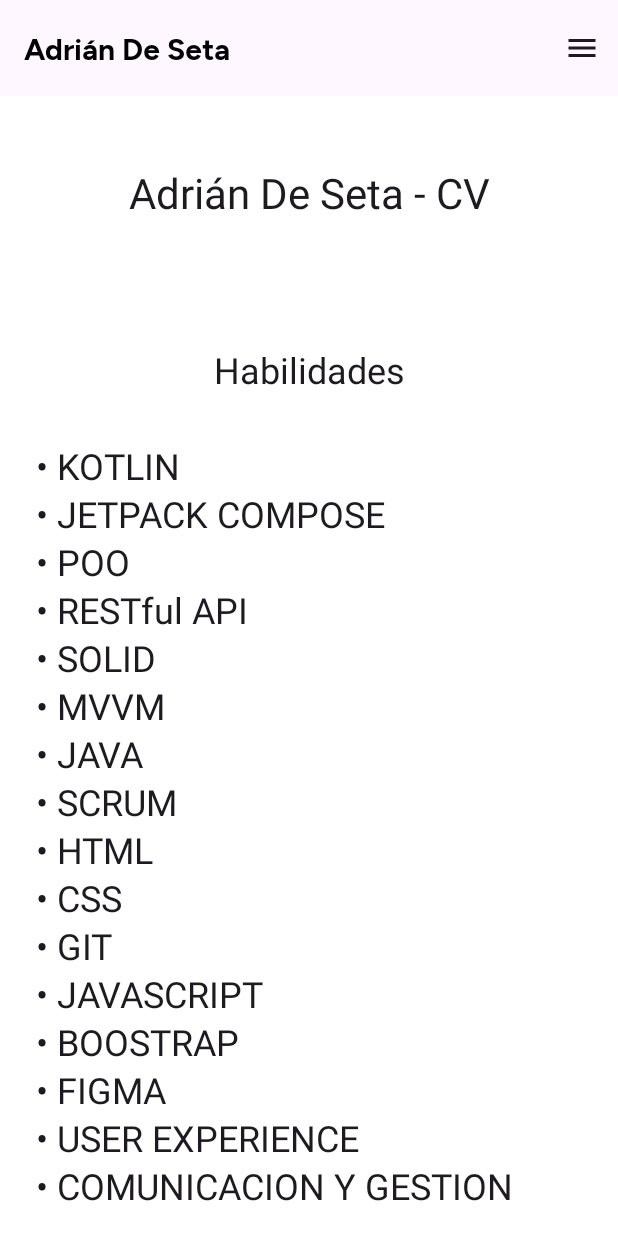
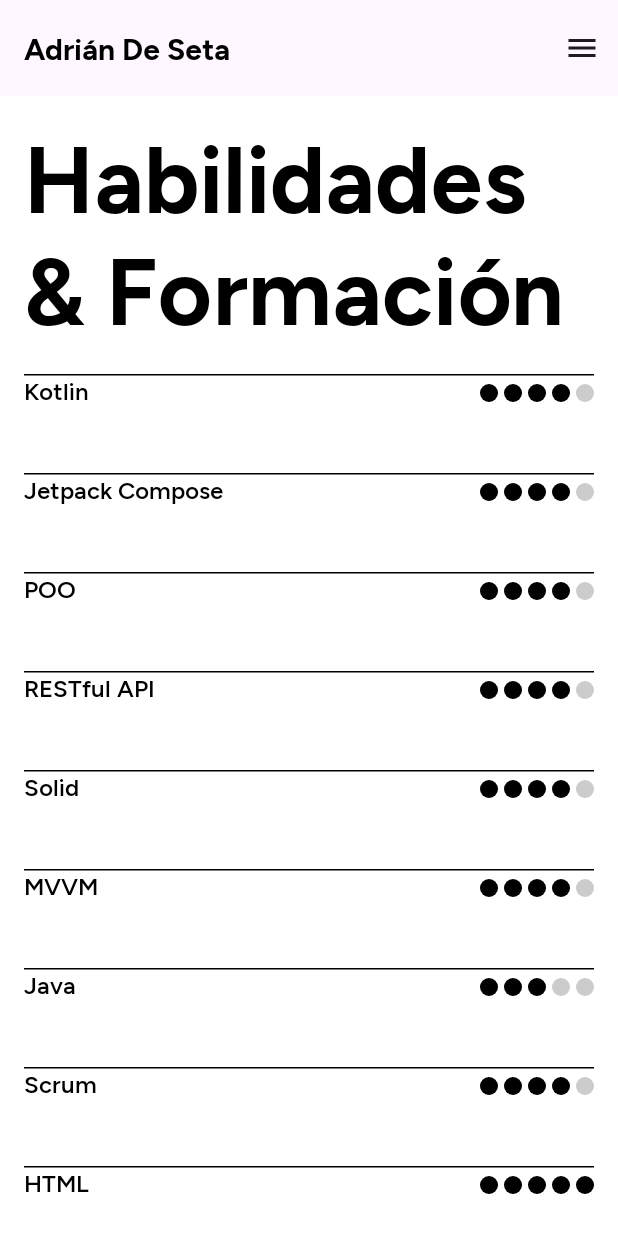
Before and after one commit to adriandeseta/AdrianDeSetaCV, an Android app built with Jetpack Compose: the SkillsScreen screen opened through its navigation route, on a phone screen of 412 x 824 dp. Run offline under Robolectric (Android 15) with nearby library versions, the phone set to English and light mode, and no system bars; our stand-ins replace Dagger/Hilt's generated code.

Commit message:
skills screen new ui

```diff
--- a/app/src/main/java/com/adriandeseta/cv/ui/adriandeseta/experience/ExperienceScreen.kt
+++ b/app/src/main/java/com/adriandeseta/cv/ui/adriandeseta/experience/ExperienceScreen.kt
@@ -41,7 +41,7 @@ fun ExperienceScreen(modifier: Modifier, navController: NavController) {
             modifier = Modifier.fillMaxWidth(),
             textAlign = TextAlign.Start,
             text = "Experiencia",
-            fontSize = 65.sp
+            fontSize = 62.sp
         )
         Spacer(Modifier.height(20.dp))
 
--- a/app/src/main/java/com/adriandeseta/cv/ui/adriandeseta/profile/ProfileScreen.kt
+++ b/app/src/main/java/com/adriandeseta/cv/ui/adriandeseta/profile/ProfileScreen.kt
@@ -53,7 +53,7 @@ fun ProfileScreen(modifier: Modifier, navController: NavController) {
             modifier = Modifier.fillMaxWidth(),
             textAlign = TextAlign.Start,
             text = "Mi perfil",
-            fontSize = 70.sp
+            fontSize = 62.sp
         )
 
         HorizontalDivider(
--- /dev/null
+++ b/app/src/main/java/com/adriandeseta/cv/ui/adriandeseta/skills/SkillsItem.kt
@@ -0,0 +1,64 @@
+package com.adriandeseta.cv.ui.adriandeseta.skills
+
+import androidx.compose.foundation.background
+import androidx.compose.foundation.layout.Arrangement
+import androidx.compose.foundation.layout.Column
+import androidx.compose.foundation.layout.Row
+import androidx.compose.foundation.layout.aspectRatio
+import androidx.compose.foundation.layout.fillMaxWidth
+import androidx.compose.foundation.layout.height
+import androidx.compose.foundation.layout.padding
+import androidx.compose.material3.HorizontalDivider
+import androidx.compose.runtime.Composable
+import androidx.compose.ui.Modifier
+import androidx.compose.ui.graphics.Color
+import androidx.compose.ui.text.font.FontWeight
+import androidx.compose.ui.unit.dp
+import androidx.compose.ui.unit.sp
+import com.adriandeseta.cv.ui.main.resources.CustomText
+
+@Composable
+fun SkillsItem(
+    skill: String,
+    rating: Int
+) {
+    val maxRating = 5
+
+    Column(
+        modifier = Modifier
+            .fillMaxWidth()
+            .height(66.dp)
+            .background(Color.White)
+    ) {
+        HorizontalDivider(color = Color.Black)
+
+        Row(
+            modifier = Modifier
+                .fillMaxWidth(),
+            horizontalArrangement = Arrangement.SpaceBetween
+        ) {
+            CustomText(
+                text = skill,
+                fontSize = 16.sp,
+                fontWeight = FontWeight.Medium
+            )
+
+            Row(
+                Modifier.padding(top = 5.dp),
+                horizontalArrangement = Arrangement.spacedBy(4.dp)
+            ) {
+                repeat(maxRating) { index ->
+                    val color = if (index < rating) Color.Black else Color.LightGray
+                    androidx.compose.foundation.Canvas(
+                        modifier = Modifier
+                            .height(12.dp)
+                            .aspectRatio(1f),
+                        onDraw = {
+                            drawCircle(color)
+                        }
+                    )
+                }
+            }
+        }
+    }
+}
--- a/app/src/main/java/com/adriandeseta/cv/ui/adriandeseta/skills/SkillsScreen.kt
+++ b/app/src/main/java/com/adriandeseta/cv/ui/adriandeseta/skills/SkillsScreen.kt
@@ -4,8 +4,11 @@ import androidx.compose.foundation.background
 import androidx.compose.foundation.layout.Column
 import androidx.compose.foundation.layout.Spacer
 import androidx.compose.foundation.layout.fillMaxSize
+import androidx.compose.foundation.layout.fillMaxWidth
 import androidx.compose.foundation.layout.height
 import androidx.compose.foundation.layout.padding
+import androidx.compose.foundation.rememberScrollState
+import androidx.compose.foundation.verticalScroll
 import androidx.compose.material3.MaterialTheme
 import androidx.compose.material3.Text
 import androidx.compose.runtime.Composable
@@ -15,59 +18,53 @@ import androidx.compose.ui.graphics.Color
 import androidx.compose.ui.text.style.TextAlign
 import androidx.compose.ui.tooling.preview.Preview
 import androidx.compose.ui.unit.dp
+import androidx.compose.ui.unit.sp
 import androidx.navigation.NavController
 import androidx.navigation.compose.rememberNavController
+import com.adriandeseta.cv.ui.adriandeseta.skills.dto.SkillsItemDto
+import com.adriandeseta.cv.ui.main.resources.BoldText
 
 @Composable
 fun SkillsScreen(modifier: Modifier, navController: NavController) {
     val skills = listOf(
-        "KOTLIN",
-        "JETPACK COMPOSE",
-        "POO",
-        "RESTful API",
-        "SOLID",
-        "MVVM",
-        "JAVA",
-        "SCRUM",
-        "HTML",
-        "CSS",
-        "GIT",
-        "JAVASCRIPT",
-        "BOOSTRAP",
-        "FIGMA",
-        "USER EXPERIENCE",
-        "COMUNICACION Y GESTION"
+        SkillsItemDto("Kotlin", 4),
+        SkillsItemDto("Jetpack Compose", 4),
+        SkillsItemDto("POO", 4),
+        SkillsItemDto("RESTful API", 4),
+        SkillsItemDto("Solid", 4),
+        SkillsItemDto("MVVM", 4),
+        SkillsItemDto("Java", 3),
+        SkillsItemDto("Scrum", 4),
+        SkillsItemDto("HTML", 5),
+        SkillsItemDto("CSS", 5),
+        SkillsItemDto("GIT", 4),
+        SkillsItemDto("JavaScript", 3),
+        SkillsItemDto("Boostrap", 4),
+        SkillsItemDto("Figma", 3),
+        SkillsItemDto("User experience", 3),
+        SkillsItemDto("Comunicación y gestion", 4)
     )
+
     Column(
         modifier = Modifier
             .fillMaxSize()
             .background(Color.White)
-            .padding(16.dp),
+            .padding(16.dp)
+            .verticalScroll(rememberScrollState()),
         horizontalAlignment = Alignment.Start
     ) {
-        Text(
-            text = "Adrián De Seta - CV",
-            style = MaterialTheme.typography.headlineMedium,
-            modifier = Modifier
-                .padding(vertical = 32.dp)
-                .align(Alignment.CenterHorizontally)
+        BoldText(
+            modifier = Modifier.fillMaxWidth(),
+            textAlign = TextAlign.Start,
+            text = "Habilidades & Formación",
+            fontSize = 62.sp
         )
         Spacer(Modifier.height(20.dp))
 
-        Text(
-            text = "Habilidades",
-            style = MaterialTheme.typography.headlineSmall,
-            modifier = Modifier
-                .padding(vertical = 32.dp)
-                .align(Alignment.CenterHorizontally)
-        )
-
         skills.forEach { item ->
-            Text(
-                text = "• $item",
-                style = MaterialTheme.typography.headlineSmall,
-                modifier = Modifier.padding(start = 8.dp),
-                textAlign = TextAlign.Start
+            SkillsItem(
+                item.skill,
+                rating = item.rating,
             )
         }
     }
--- /dev/null
+++ b/app/src/main/java/com/adriandeseta/cv/ui/adriandeseta/skills/dto/SkillsItemDto.kt
@@ -0,0 +1,6 @@
+package com.adriandeseta.cv.ui.adriandeseta.skills.dto
+
+data class SkillsItemDto(
+    val skill: String,
+    val rating: Int
+)
```
Also changed, not shown: app/src/main/java/com/adriandeseta/cv/MainActivity.kt (+0 -16 lines).
